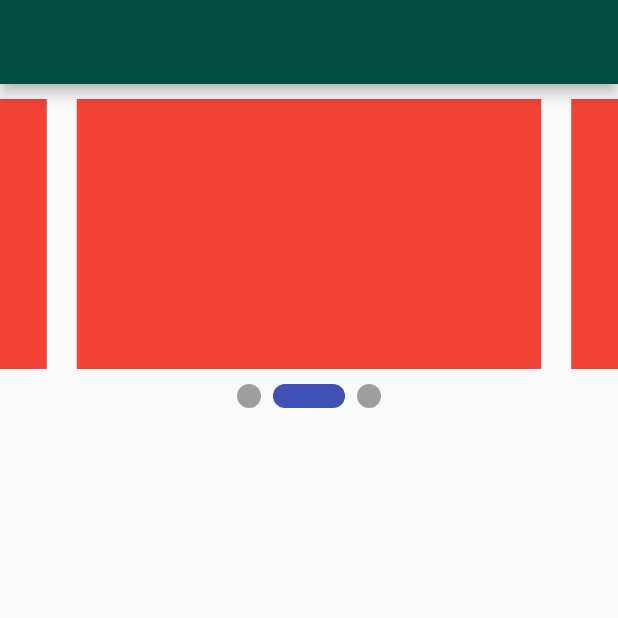
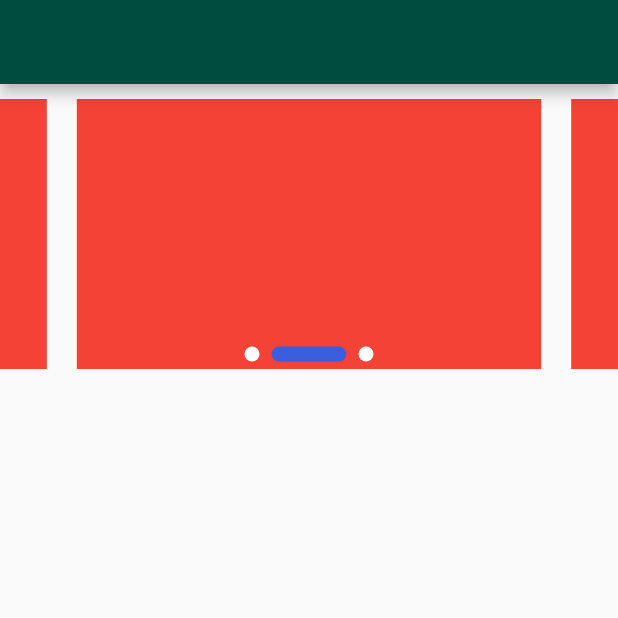
Before and after one commit to alikazemidev/apple_shope_vip, a Flutter app: the screen it shows after launch, on a phone screen of 412 x 824 dp, the top half of it. Run offline on Flutter 3.47's test engine with Material 2 defaults, Android fonts, the phone set to English and light mode, and no system bars; drawn by our look-alikes of smooth_page_indicator.

Commit message:
create widgets folder

```diff
--- /dev/null
+++ b/lib/constants/my_color.dart
@@ -0,0 +1,5 @@
+import 'package:flutter/material.dart';
+
+class MyColors {
+  static const blueIndictor = Color(0xff3b5edf);
+}
--- a/lib/main.dart
+++ b/lib/main.dart
@@ -1,4 +1,6 @@
 import 'package:flutter/material.dart';
+import 'package:shop_app_vip/constants/my_color.dart';
+import 'package:shop_app_vip/widgets/banner_slider.dart';
 import 'package:smooth_page_indicator/smooth_page_indicator.dart';
 
 void main() {
@@ -25,8 +27,7 @@ class HomePage extends StatefulWidget {
 }
 
 class _HomePageState extends State<HomePage> {
-  final PageController _controller =
-      PageController(initialPage: 1, viewportFraction: .8);
+
   @override
   Widget build(BuildContext context) {
     return Scaffold(
@@ -35,25 +36,7 @@ class _HomePageState extends State<HomePage> {
       ),
       body: Column(
         children: [
-          SizedBox(
-            height: 200,
-            child: PageView.builder(
-              controller: _controller,
-              itemCount: 3,
-              itemBuilder: (context, index) {
-                return Container(
-                  margin: const EdgeInsets.all(10),
-                  color: Colors.red,
-                  height: 200,
-                );
-              },
-            ),
-          ),
-           SmoothPageIndicator(
-            effect:const ExpandingDotsEffect(),
-             controller: _controller,
-             count: 3,
-           ),
+          BannerSlider()
         ],
       ),
     );
--- /dev/null
+++ b/lib/widgets/banner_slider.dart
@@ -0,0 +1,51 @@
+import 'package:flutter/src/widgets/framework.dart';
+import 'package:flutter/src/widgets/placeholder.dart';
+import 'package:flutter/material.dart';
+import 'package:smooth_page_indicator/smooth_page_indicator.dart';
+
+import '../constants/my_color.dart';
+
+class BannerSlider extends StatelessWidget {
+  BannerSlider({super.key});
+  final PageController _controller = PageController(
+    initialPage: 1,
+    viewportFraction: .8,
+  );
+
+  @override
+  Widget build(BuildContext context) {
+    return Stack(
+      alignment: AlignmentDirectional.bottomCenter,
+      children: [
+        SizedBox(
+          height: 200,
+          child: PageView.builder(
+            controller: _controller,
+            itemCount: 3,
+            itemBuilder: (context, index) {
+              return Container(
+                margin: const EdgeInsets.all(10),
+                color: Colors.red,
+                height: 200,
+              );
+            },
+          ),
+        ),
+        Positioned(
+          bottom: 15,
+          child: SmoothPageIndicator(
+            effect: const ExpandingDotsEffect(
+              dotColor: Colors.white,
+              dotHeight: 10,
+              dotWidth: 10,
+              expansionFactor: 5,
+              activeDotColor: MyColors.blueIndictor,
+            ),
+            controller: _controller,
+            count: 3,
+          ),
+        ),
+      ],
+    );
+  }
+}
```
